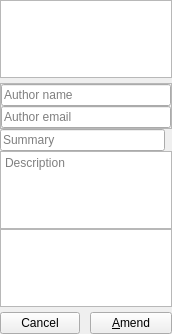
The window that src/commits/CommitChangesWidget.ui (francescmm/GitQlient) describes before a commit, drawn with Qt 5.
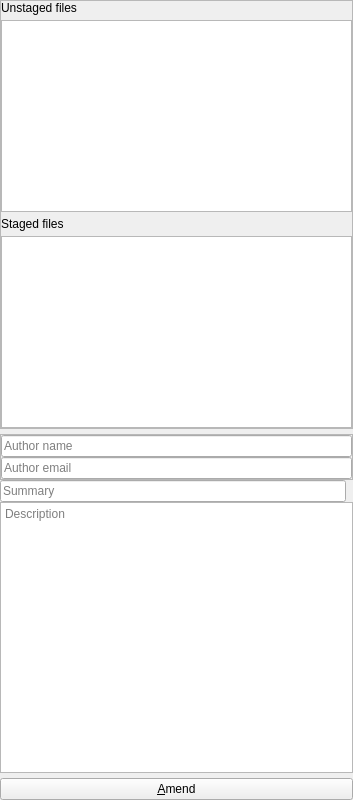
The same window after the commit. Icons and pictures are not drawn. Custom widgets are drawn as their Qt base class.

What changed in the file:
```diff
--- a/src/commits/CommitChangesWidget.ui
+++ b/src/commits/CommitChangesWidget.ui
@@ -6,8 +6,8 @@
    <rect>
     <x>0</x>
     <y>0</y>
-    <width>172</width>
-    <height>334</height>
+    <width>353</width>
+    <height>800</height>
    </rect>
   </property>
   <property name="windowTitle">
@@ -17,7 +17,10 @@
    <iconset>
     <normaloff>:/icons/resources/vcs_commit.png</normaloff>:/icons/resources/vcs_commit.png</iconset>
   </property>
-  <layout class="QGridLayout" name="gridLayout">
+  <layout class="QVBoxLayout" name="mainLayout">
+   <property name="spacing">
+    <number>0</number>
+   </property>
    <property name="leftMargin">
     <number>0</number>
    </property>
@@ -30,10 +33,140 @@
    <property name="bottomMargin">
     <number>0</number>
    </property>
-   <property name="spacing">
-    <number>0</number>
-   </property>
-   <item row="4" column="1">
+   <item>
+    <widget class="QFrame" name="frame">
+     <property name="sizePolicy">
+      <sizepolicy hsizetype="Preferred" vsizetype="Expanding">
+       <horstretch>0</horstretch>
+       <verstretch>0</verstretch>
+      </sizepolicy>
+     </property>
+     <property name="frameShape">
+      <enum>QFrame::Shape::StyledPanel</enum>
+     </property>
+     <property name="frameShadow">
+      <enum>QFrame::Shadow::Raised</enum>
+     </property>
+     <layout class="QVBoxLayout" name="listsLayout">
+      <property name="spacing">
+       <number>5</number>
+      </property>
+      <property name="leftMargin">
+       <number>0</number>
+      </property>
+      <property name="topMargin">
+       <number>0</number>
+      </property>
+      <property name="rightMargin">
+       <number>0</number>
+      </property>
+      <property name="bottomMargin">
+       <number>0</number>
+      </property>
+      <item>
+       <widget class="ClickableFrame" name="unstagedFrame">
+        <layout class="QGridLayout" name="gridLayout_2">
+         <property name="leftMargin">
+          <number>0</number>
+         </property>
+         <property name="topMargin">
+          <number>0</number>
+         </property>
+         <property name="rightMargin">
+          <number>0</number>
+         </property>
+         <property name="bottomMargin">
+          <number>0</number>
+         </property>
+         <property name="horizontalSpacing">
+          <number>0</number>
+         </property>
+         <property name="verticalSpacing">
+          <number>5</number>
+         </property>
+         <item row="0" column="0">
+          <widget class="QLabel" name="label_3">
+           <property name="sizePolicy">
+            <sizepolicy hsizetype="Expanding" vsizetype="Preferred">
+             <horstretch>0</horstretch>
+             <verstretch>0</verstretch>
+            </sizepolicy>
+           </property>
+           <property name="text">
+            <string>Unstaged files</string>
+           </property>
+          </widget>
+         </item>
+         <item row="0" column="1">
+          <widget class="QLabel" name="lUnstagedArrow"/>
+         </item>
+         <item row="1" column="0" colspan="2">
+          <widget class="QListWidget" name="unstagedFilesList">
+           <property name="contextMenuPolicy">
+            <enum>Qt::ContextMenuPolicy::CustomContextMenu</enum>
+           </property>
+           <property name="horizontalScrollBarPolicy">
+            <enum>Qt::ScrollBarPolicy::ScrollBarAsNeeded</enum>
+           </property>
+          </widget>
+         </item>
+        </layout>
+       </widget>
+      </item>
+      <item>
+       <widget class="ClickableFrame" name="stagedFrame">
+        <layout class="QGridLayout" name="stagedLayout">
+         <property name="leftMargin">
+          <number>0</number>
+         </property>
+         <property name="topMargin">
+          <number>0</number>
+         </property>
+         <property name="rightMargin">
+          <number>0</number>
+         </property>
+         <property name="bottomMargin">
+          <number>0</number>
+         </property>
+         <property name="horizontalSpacing">
+          <number>0</number>
+         </property>
+         <property name="verticalSpacing">
+          <number>5</number>
+         </property>
+         <item row="3" column="1">
+          <widget class="QLabel" name="lStagedArrow"/>
+         </item>
+         <item row="4" column="0" colspan="2">
+          <widget class="QListWidget" name="stagedFilesList">
+           <property name="contextMenuPolicy">
+            <enum>Qt::ContextMenuPolicy::CustomContextMenu</enum>
+           </property>
+           <property name="horizontalScrollBarPolicy">
+            <enum>Qt::ScrollBarPolicy::ScrollBarAsNeeded</enum>
+           </property>
+          </widget>
+         </item>
+         <item row="3" column="0">
+          <widget class="QLabel" name="label">
+           <property name="sizePolicy">
+            <sizepolicy hsizetype="Expanding" vsizetype="Preferred">
+             <horstretch>0</horstretch>
+             <verstretch>0</verstretch>
+            </sizepolicy>
+           </property>
+           <property name="text">
+            <string>Staged files</string>
+           </property>
+          </widget>
+         </item>
+        </layout>
+       </widget>
+      </item>
+     </layout>
+    </widget>
+   </item>
+   <item>
     <spacer name="verticalSpacer_2">
      <property name="orientation">
       <enum>Qt::Vertical</enum>
@@ -49,73 +182,7 @@
      </property>
     </spacer>
    </item>
-   <item row="13" column="1">
-    <spacer name="verticalSpacer_4">
-     <property name="orientation">
-      <enum>Qt::Vertical</enum>
-     </property>
-     <property name="sizeType">
-      <enum>QSizePolicy::Fixed</enum>
-     </property>
-     <property name="sizeHint" stdset="0">
-      <size>
-       <width>20</width>
-       <height>5</height>
-      </size>
-     </property>
-    </spacer>
-   </item>
-   <item row="3" column="1" colspan="2">
-    <widget class="QListWidget" name="unstagedFilesList">
-     <property name="contextMenuPolicy">
-      <enum>Qt::CustomContextMenu</enum>
-     </property>
-     <property name="horizontalScrollBarPolicy">
-      <enum>Qt::ScrollBarAsNeeded</enum>
-     </property>
-    </widget>
-   </item>
-   <item row="6" column="1">
-    <widget class="QLineEdit" name="leCommitTitle">
-     <property name="placeholderText">
-      <string>Summary</string>
-     </property>
-    </widget>
-   </item>
-   <item row="16" column="1" colspan="2">
-    <layout class="QHBoxLayout" name="horizontalLayout_4">
-     <property name="spacing">
-      <number>10</number>
-     </property>
-     <item>
-      <widget class="QPushButton" name="warningButton">
-       <property name="text">
-        <string>Cancel</string>
-       </property>
-      </widget>
-     </item>
-     <item>
-      <widget class="QPushButton" name="applyActionBtn">
-       <property name="sizePolicy">
-        <sizepolicy hsizetype="Expanding" vsizetype="Fixed">
-         <horstretch>0</horstretch>
-         <verstretch>0</verstretch>
-        </sizepolicy>
-       </property>
-       <property name="toolTip">
-        <string>Commit selected files</string>
-       </property>
-       <property name="text">
-        <string>&amp;Amend</string>
-       </property>
-       <property name="shortcut">
-        <string>Alt+C</string>
-       </property>
-      </widget>
-     </item>
-    </layout>
-   </item>
-   <item row="5" column="1" colspan="2">
+   <item>
     <widget class="QFrame" name="amendFrame">
      <property name="frameShape">
       <enum>QFrame::StyledPanel</enum>
@@ -156,7 +223,28 @@
      </layout>
     </widget>
    </item>
-   <item row="7" column="1" colspan="2">
+   <item>
+    <layout class="QHBoxLayout" name="horizontalLayout">
+     <property name="spacing">
+      <number>0</number>
+     </property>
+     <item>
+      <widget class="QLineEdit" name="leCommitTitle">
+       <property name="placeholderText">
+        <string>Summary</string>
+       </property>
+      </widget>
+     </item>
+     <item>
+      <widget class="QLabel" name="lCounter">
+       <property name="text">
+        <string/>
+       </property>
+      </widget>
+     </item>
+    </layout>
+   </item>
+   <item>
     <widget class="QTextEdit" name="teDescription">
      <property name="lineWrapMode">
       <enum>QTextEdit::WidgetWidth</enum>
@@ -172,33 +260,52 @@
      </property>
     </widget>
    </item>
-   <item row="6" column="2">
-    <widget class="QLabel" name="lCounter">
+   <item>
+    <spacer name="verticalSpacer_4">
+     <property name="orientation">
+      <enum>Qt::Orientation::Vertical</enum>
+     </property>
+     <property name="sizeType">
+      <enum>QSizePolicy::Policy::Fixed</enum>
+     </property>
+     <property name="sizeHint" stdset="0">
+      <size>
+       <width>20</width>
+       <height>5</height>
+      </size>
+     </property>
+    </spacer>
+   </item>
+   <item>
+    <widget class="QPushButton" name="applyActionBtn">
+     <property name="sizePolicy">
+      <sizepolicy hsizetype="Expanding" vsizetype="Fixed">
+       <horstretch>0</horstretch>
+       <verstretch>0</verstretch>
+      </sizepolicy>
+     </property>
+     <property name="toolTip">
+      <string>Commit selected files</string>
+     </property>
      <property name="text">
-      <string/>
+      <string>&amp;Amend</string>
      </property>
-    </widget>
-   </item>
-   <item row="8" column="1" colspan="2">
-    <widget class="QFrame" name="wipSeparator">
-     <property name="styleSheet">
-      <string notr="true"/>
-     </property>
-    </widget>
-   </item>
-   <item row="9" column="1" colspan="2">
-    <widget class="QListWidget" name="stagedFilesList">
-     <property name="contextMenuPolicy">
-      <enum>Qt::CustomContextMenu</enum>
-     </property>
-     <property name="horizontalScrollBarPolicy">
-      <enum>Qt::ScrollBarAsNeeded</enum>
+     <property name="shortcut">
+      <string>Alt+C</string>
      </property>
     </widget>
    </item>
   </layout>
  </widget>
  <layoutdefault spacing="6" margin="11"/>
+ <customwidgets>
+  <customwidget>
+   <class>ClickableFrame</class>
+   <extends>QFrame</extends>
+   <header>ClickableFrame.h</header>
+   <container>1</container>
+  </customwidget>
+ </customwidgets>
  <tabstops>
   <tabstop>leCommitTitle</tabstop>
   <tabstop>teDescription</tabstop>
```
Left out of the diff: 13 changed lines with no effect on the pictures.
